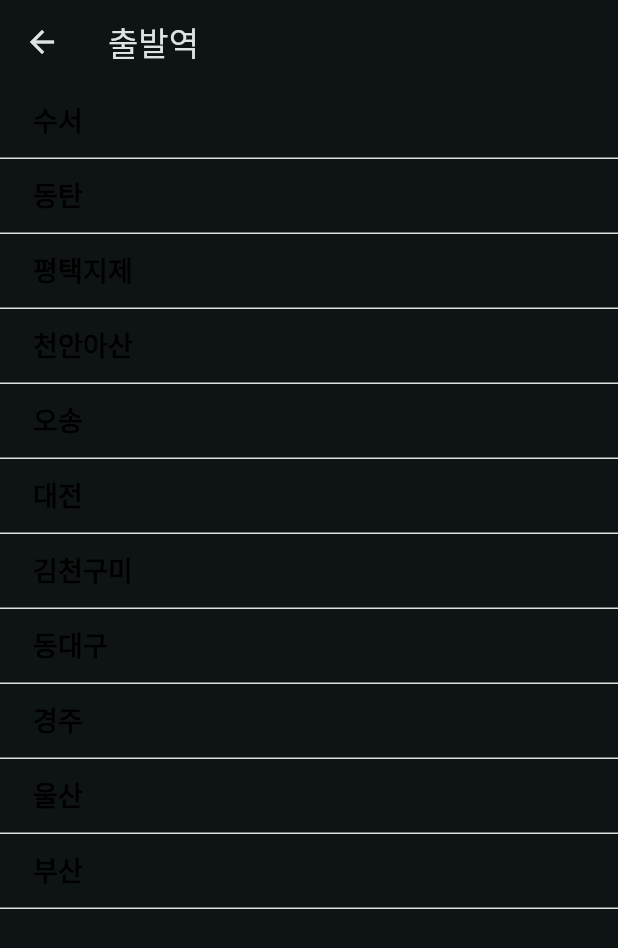
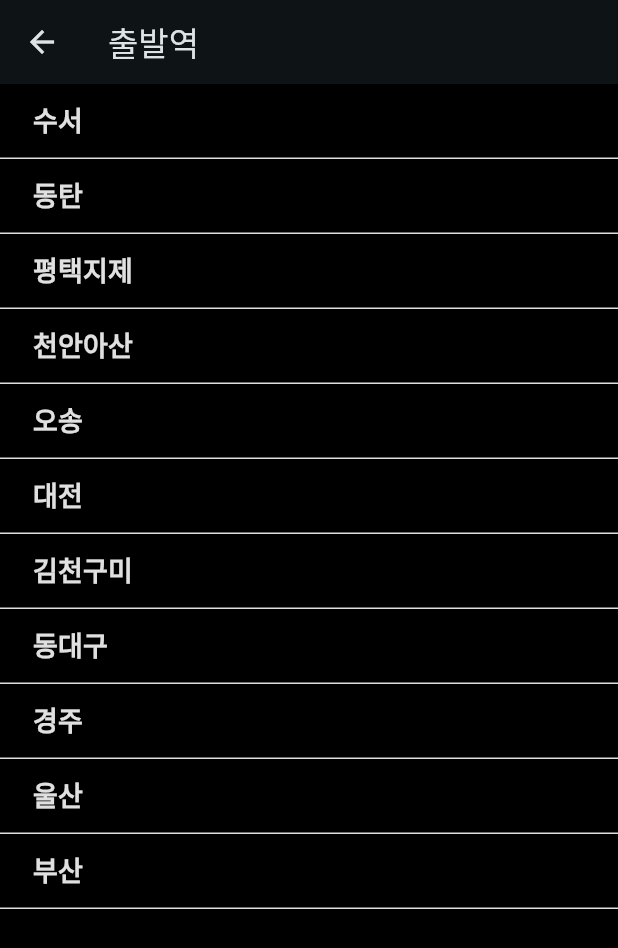
Before and after one commit to SerahKim/train_app, a Flutter app: the screen it shows after launch, after a tap on "선택", on a phone screen of 412 x 824 dp. Shown: the top 948 px of the screen. Run offline on Flutter 3.47's test engine with Material 3 defaults, Android fonts, the phone set to English and light mode, and no system bars.

Commit message:
for darkMode

```diff
--- a/lib/Pages/home/homePage.dart
+++ b/lib/Pages/home/homePage.dart
@@ -15,7 +15,6 @@ class _HomePageState extends State<HomePage> {
   @override
   Widget build(BuildContext context) {
     return Scaffold(
-        backgroundColor: Colors.grey[200],
         appBar: AppBar(title: Text('기차 예매')),
         body: Column(
           mainAxisAlignment: MainAxisAlignment.center,
--- a/lib/Pages/home/widgets/stationBox.dart
+++ b/lib/Pages/home/widgets/stationBox.dart
@@ -13,13 +13,16 @@ class StationBox extends StatelessWidget {
 
   @override
   Widget build(BuildContext context) {
+    final isDarkMode =
+        Theme.of(context).brightness == Brightness.dark; //다크모드를 위한 변수
+
     return Padding(
       padding: EdgeInsets.symmetric(horizontal: 20),
       child: Container(
         width: double.maxFinite,
         height: 200,
         decoration: BoxDecoration(
-          color: Colors.white,
+          color: isDarkMode ? Colors.grey[800] : Colors.white,
           borderRadius: BorderRadius.circular(20),
         ),
         child: Row(
@@ -75,13 +78,16 @@ class _DepartureOrArrivalState extends State<DepartureOrArrival> {
 
   @override
   Widget build(BuildContext context) {
+    final isDarkMode =
+        Theme.of(context).brightness == Brightness.dark; //다크모드를 위한 변수
+
     return Column(
       children: [
         Text(
           widget.departureorarrival,
           style: TextStyle(
             fontSize: 16,
-            color: Colors.grey,
+            color: isDarkMode ? Colors.grey[400] : Colors.black,
             fontWeight: FontWeight.bold,
           ),
         ),
@@ -108,7 +114,7 @@ class _DepartureOrArrivalState extends State<DepartureOrArrival> {
               selectedStationName,
               style: TextStyle(
                 fontSize: 40,
-                color: Colors.black,
+                color: isDarkMode ? Colors.grey[300] : Colors.black,
               ),
             ),
           ),
--- a/lib/Pages/seat/seatPage.dart
+++ b/lib/Pages/seat/seatPage.dart
@@ -37,6 +37,8 @@ class _SeatPageState extends State<SeatPage> {
 
   @override
   Widget build(BuildContext context) {
+    final isDarkMode =
+        Theme.of(context).brightness == Brightness.dark; //다크모드를 위한 변수
     return Scaffold(
       appBar: AppBar(
         title: Text('좌석 선택'),
@@ -88,7 +90,7 @@ class _SeatPageState extends State<SeatPage> {
                   width: 24,
                   height: 24,
                   decoration: BoxDecoration(
-                    color: Colors.grey[300]!,
+                    color: isDarkMode ? Colors.grey[700] : Colors.grey[300]!,
                     borderRadius: BorderRadius.circular(8),
                   )),
               SizedBox(width: 4),
--- a/lib/Pages/station_list/stationlistPage.dart
+++ b/lib/Pages/station_list/stationlistPage.dart
@@ -7,6 +7,8 @@ class StationListPage extends StatelessWidget {
 
   @override
   Widget build(BuildContext context) {
+    final isDarkMode =
+        Theme.of(context).brightness == Brightness.dark; //다크모드를 위한 변수
     final List<String> stations = [
       '수서',
       '동탄',
--- a/lib/Pages/station_list/widgets/stationName.dart
+++ b/lib/Pages/station_list/widgets/stationName.dart
@@ -11,10 +11,16 @@ class StationName extends StatefulWidget {
 class _StationNameState extends State<StationName> {
   @override
   Widget build(BuildContext context) {
+    final isDarkMode =
+        Theme.of(context).brightness == Brightness.dark; //다크모드를 위한 변수
     return Container(
       height: 50,
       decoration: BoxDecoration(
-        border: Border(bottom: BorderSide(color: Colors.grey[300]!)),
+        border: Border(
+          bottom: BorderSide(
+            color: Colors.grey[300]!,
+          ),
+        ),
       ),
       child: TextButton(
         onPressed: () {
@@ -27,7 +33,7 @@ class _StationNameState extends State<StationName> {
             child: Text(
               widget.stationname,
               style: TextStyle(
-                color: Colors.black,
+                color: isDarkMode ? Colors.grey[300]! : Colors.black,
                 fontSize: 18,
                 fontWeight: FontWeight.bold,
               ),
--- a/lib/main.dart
+++ b/lib/main.dart
@@ -14,13 +14,21 @@ class MyApp extends StatelessWidget {
     return MaterialApp(
         themeMode: ThemeMode.dark,
         theme: ThemeData(
-            useMaterial3: true,
-            colorScheme: ColorScheme.fromSeed(
-                seedColor: Colors.grey, brightness: Brightness.light)),
+          useMaterial3: true,
+          colorScheme: ColorScheme.fromSeed(
+            seedColor: Colors.grey,
+            brightness: Brightness.light,
+          ),
+          scaffoldBackgroundColor: Colors.grey[200],
+        ),
         darkTheme: ThemeData(
-            useMaterial3: true,
-            colorScheme: ColorScheme.fromSeed(
-                seedColor: Colors.grey, brightness: Brightness.dark)),
+          useMaterial3: true,
+          colorScheme: ColorScheme.fromSeed(
+            seedColor: Colors.grey,
+            brightness: Brightness.dark,
+          ),
+          scaffoldBackgroundColor: Colors.black,
+        ),
         home: HomePage());
   }
 }
```
Also changed, not shown: lib/Pages/seat/Widgets/seatInfo.dart (+12 -9 lines).
